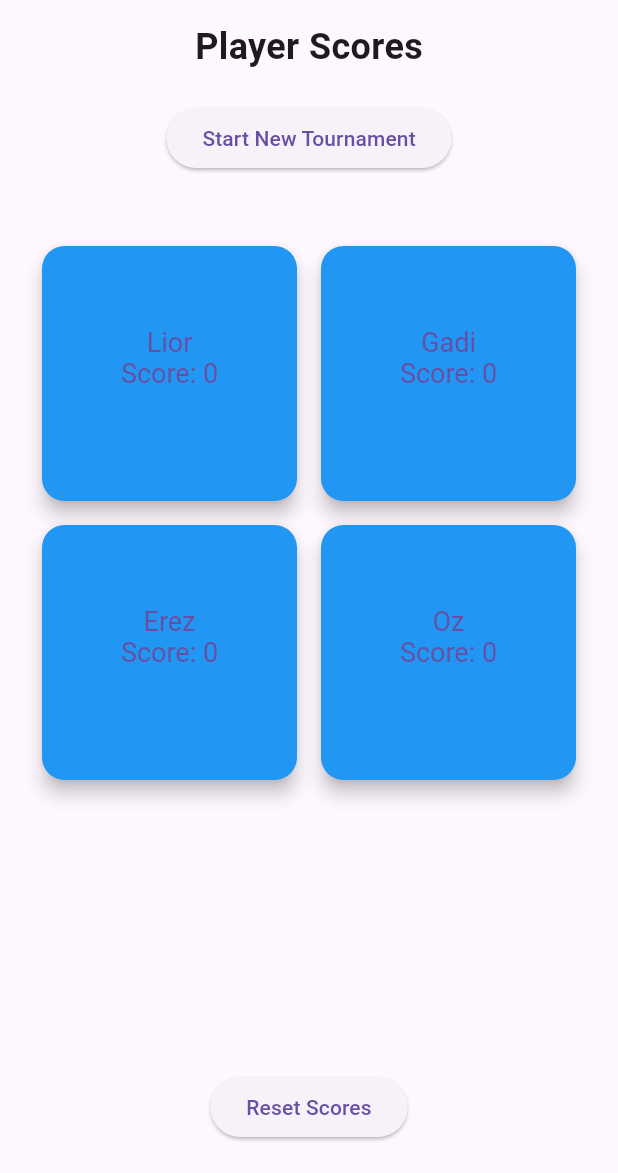
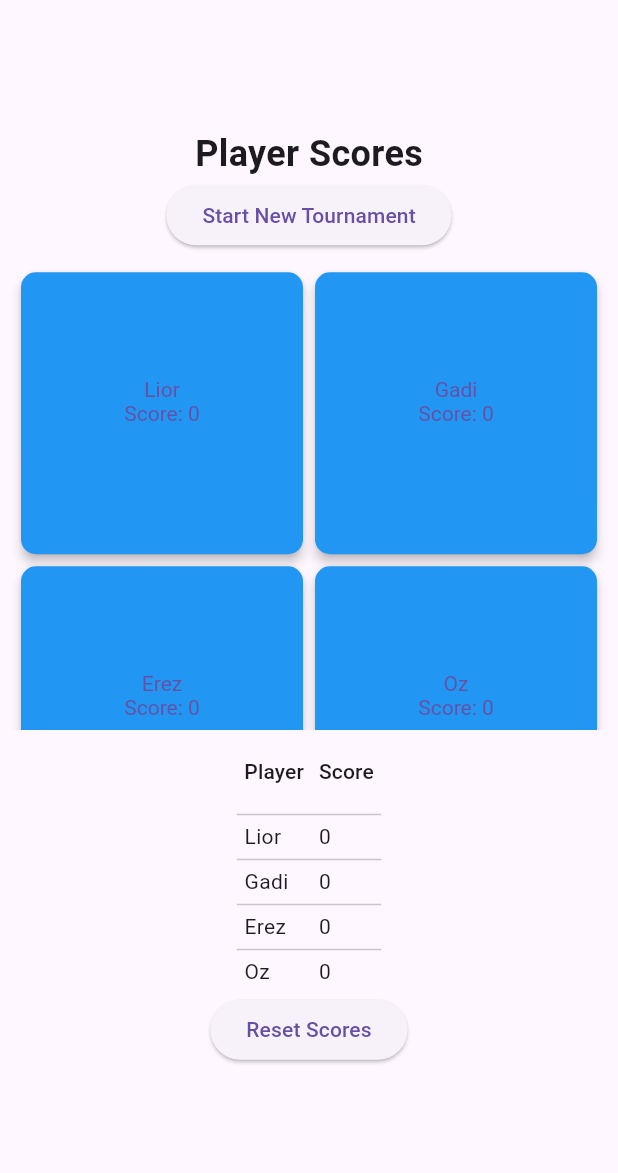
Before and after one commit to liorse/testing_flutter, a Flutter app: the screen it shows after launch, on a phone screen of 412 x 824 dp, the part 63-1236 px from its top. Run offline on Flutter 3.47's test engine with Material 3 defaults, Android fonts, the phone set to English and light mode, and no system bars.

Commit message:
added a table

```diff
--- a/lib/main.dart
+++ b/lib/main.dart
@@ -80,6 +80,10 @@ class ScoreTrackerState extends State<ScoreTracker> {
 
   @override
   Widget build(BuildContext context) {
+    // Sort players by score in descending order
+    List<String> sortedPlayers = players.toList()
+      ..sort((a, b) => scores[b]!.compareTo(scores[a]!));
+
     return Scaffold(
       appBar: AppBar(
         title: const Text('Score Tracker'),
@@ -91,31 +95,28 @@ class ScoreTrackerState extends State<ScoreTracker> {
             'Player Scores',
             style: TextStyle(fontSize: 24, fontWeight: FontWeight.bold),
           ),
-          const SizedBox(height: 20),
           ElevatedButton(
             onPressed: resetTournament,
             child: const Text('Start New Tournament'),
           ),
-          const SizedBox(height: 20),
           Expanded(
             child: GridView.count(
               crossAxisCount: 2,
-              shrinkWrap: true,
-              padding: const EdgeInsets.all(20.0),
+              padding: const EdgeInsets.all(10.0),
               children: players.map((player) {
                 return Padding(
-                  padding: const EdgeInsets.all(8.0),
+                  padding: const EdgeInsets.all(4.0),
                   child: ElevatedButton(
                     onPressed: () => awardPoints(player),
                     style: ElevatedButton.styleFrom(
-                      textStyle: const TextStyle(fontSize: 18),
+                      textStyle: const TextStyle(fontSize: 14),
                       backgroundColor: winnersOrder.contains(player)
                           ? Colors.grey
                           : Colors.blue,
                       shape: RoundedRectangleBorder(
-                        borderRadius: BorderRadius.circular(15.0),
+                        borderRadius: BorderRadius.circular(10.0),
                       ),
-                      elevation: 5,
+                      elevation: 3,
                       shadowColor: Colors.black,
                     ),
                     child: Text(
@@ -127,12 +128,31 @@ class ScoreTrackerState extends State<ScoreTracker> {
               }).toList(),
             ),
           ),
-          const SizedBox(height: 20),
+          Flexible(
+            child: SingleChildScrollView(
+              child: DataTable(
+                columnSpacing: 10.0, // Reduced column spacing
+                horizontalMargin: 5.0, // Reduced horizontal margin
+                dataRowHeight: 30.0, // Reduced row height
+                columns: const [
+                  DataColumn(label: Text('Player')),
+                  DataColumn(label: Text('Score')),
+                ],
+                rows: sortedPlayers.map((player) {
+                  return DataRow(
+                    cells: [
+                      DataCell(Text(player)),
+                      DataCell(Text(scores[player].toString())),
+                    ],
+                  );
+                }).toList(),
+              ),
+            ),
+          ),
           ElevatedButton(
             onPressed: resetScores,
             child: const Text('Reset Scores'),
           ),
-          const SizedBox(height: 20),
         ],
       ),
     );
```
